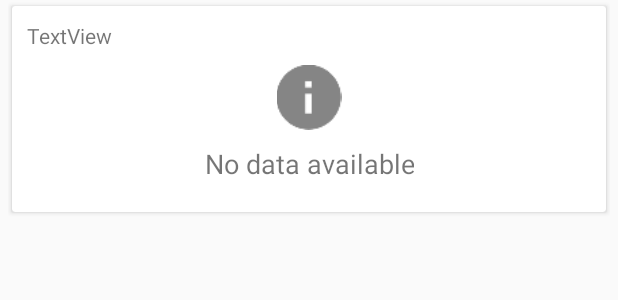
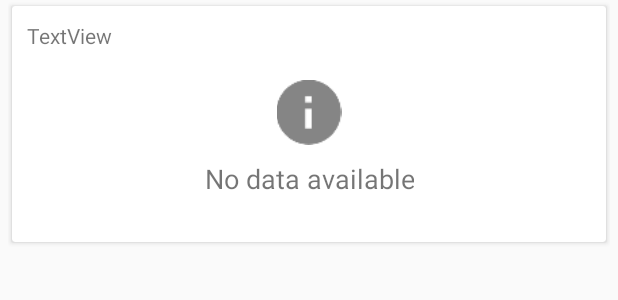
Before and after one commit to jmalovera10/Inloud, an Android app: the layout accounting_no_data_avaible.xml on its own in the app's theme, with its tools: preview values and no code run, on a phone screen of 412 x 824 dp. Shown: the top 300 px of the screen. Run offline under Robolectric (Android 15) with nearby library versions, the phone set to English and light mode, and no system bars.

```diff
--- a/Android/Inloud/app/src/main/res/layout/accounting_no_data_avaible.xml
+++ b/Android/Inloud/app/src/main/res/layout/accounting_no_data_avaible.xml
@@ -37,7 +37,8 @@
                 android:layout_width="match_parent"
                 android:layout_height="match_parent"
                 android:gravity="center_vertical|center_horizontal"
-                android:orientation="vertical">
+                android:orientation="vertical"
+                android:padding="10dp">
 
 
                 <ImageView
```
Also changed, not shown: Android/Inloud/app/src/main/java/papitas/adapters/accounting/AccountingRecyclerViewAdapter.java (+15 -4 lines).
